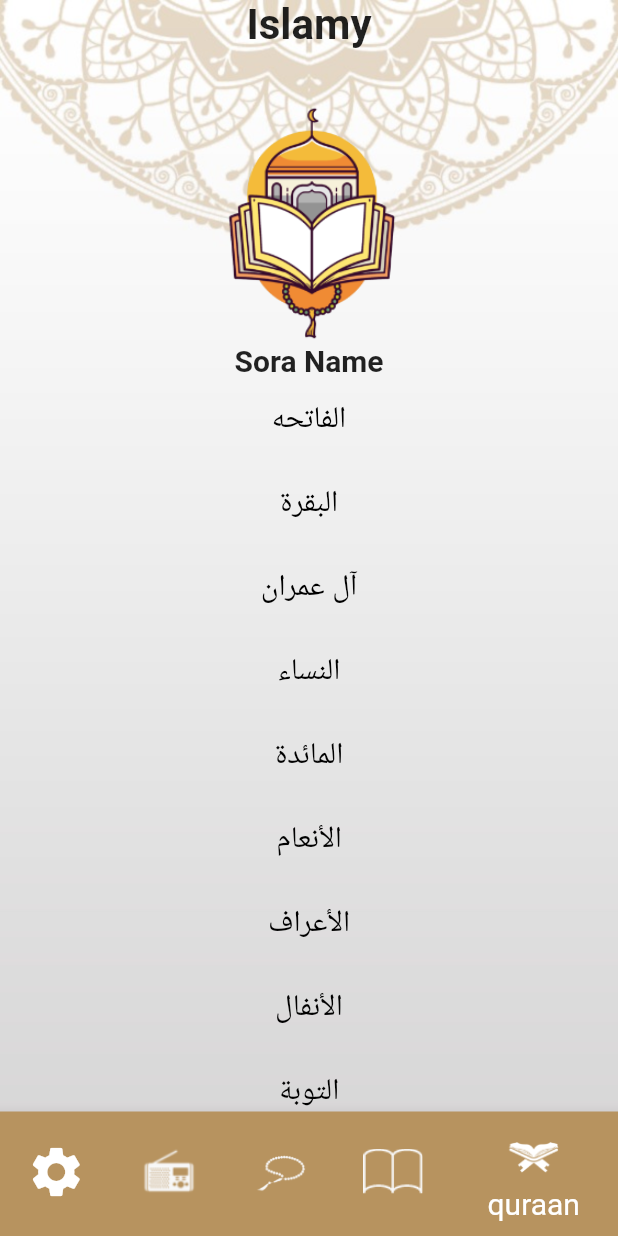
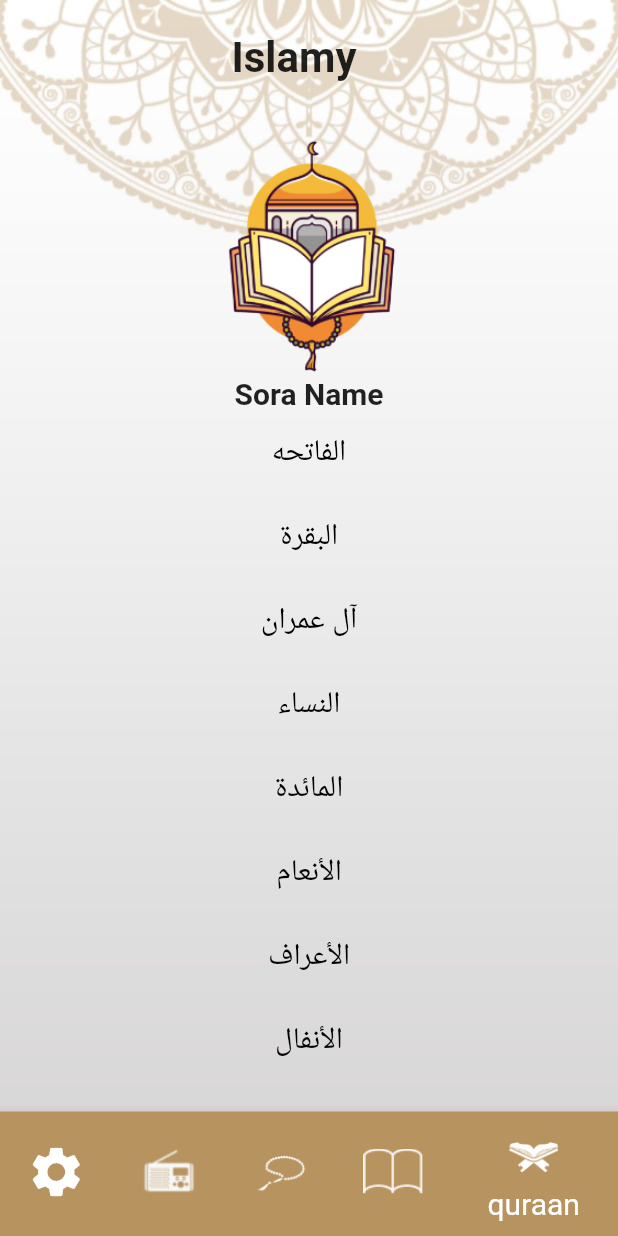
Before and after one commit to Youssef-Bassem/IslamiApp, a Flutter app: the screen it shows after launch, on a phone screen of 412 x 824 dp. Run offline on Flutter 3.47's test engine with Material 2 defaults, Android fonts, the phone set to English and light mode, and no system bars; missing offline and left inert: dart:ffi; generated files the repository leaves out were written again.

Commit message:
Revert "Merge remote-tracking branch 'origin/master'"
This reverts commit 3e92b1eee2c532aa468ebdf8e2da2cbb59b184ce, reversing
changes made to b23accd29e76469fd3573036a6871863c67a5fdc.

```diff
--- a/lib/Sowar.dart
+++ b/lib/Sowar.dart
@@ -20,6 +20,7 @@ class Quran extends StatelessWidget {
     return Scaffold(
       body: SafeArea(
         child: Container(
+          //margin: EdgeInsets.all(3),
           decoration: BoxDecoration(
             image: DecorationImage(
               image: AssetImage(provider.isDarkModeEnabled()
@@ -32,12 +33,12 @@ class Quran extends StatelessWidget {
             mainAxisAlignment: MainAxisAlignment.center,
             children: <Widget>[
               Container(
+                margin: EdgeInsets.fromLTRB(0, 22, 20, 0),
                 child: Center(
                     child: Text(
                   AppLocalizations.of(context)!.appTitle,
                   style: TextStyle(fontSize: 28, fontWeight: FontWeight.bold),
-                  ),
-                ),
+                )),
               ),
               Container(
                 margin: EdgeInsets.fromLTRB(0, 30, 0, 0),
@@ -55,22 +56,15 @@ class Quran extends StatelessWidget {
                 itemCount: sorafile.Sowar.length,
                 itemBuilder: (context, index) {
                   return ListTile(
-                    title: MaterialButton(
+                    title: FlatButton(
                       child: Text(
                         sorafile.Sowar[index],
-                          style: TextStyle(
-                            fontSize: 20.0,
-                            color: (provider.isDarkModeEnabled()) ? Colors.white : Colors.black,
+                        style: TextStyle(fontSize: 20.0, color: Colors.black),
                       ),
+                      onPressed: (){
+                        Navigator.push(context, MaterialPageRoute(builder: (context)=>Suracontent(suraname : sorafile.Sowar[index] , path :path+'1.txt')));
+                      }
                     ),
-                        onPressed: () {
-                          Navigator.push(
-                              context,
-                              MaterialPageRoute(
-                                  builder: (context) => Suracontent(
-                                      suraname: sorafile.Sowar[index],
-                                      path: path + '1.txt')));
-                        }),
                   );
                 },
               )),
```
Lines whose indentation alone changed are shown as unchanged.
